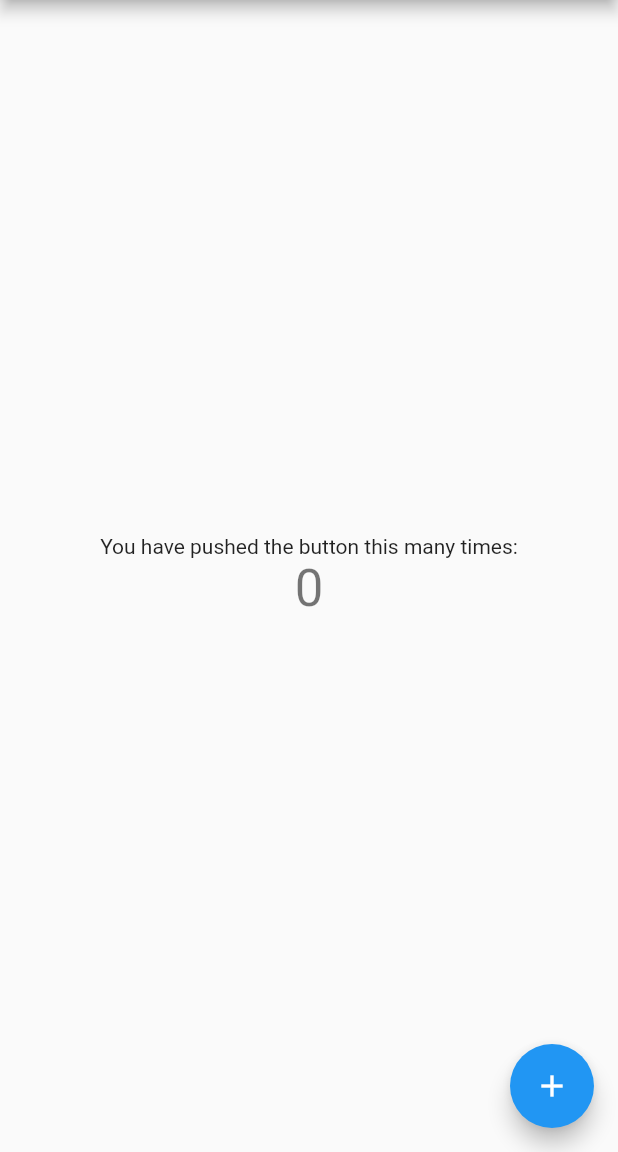
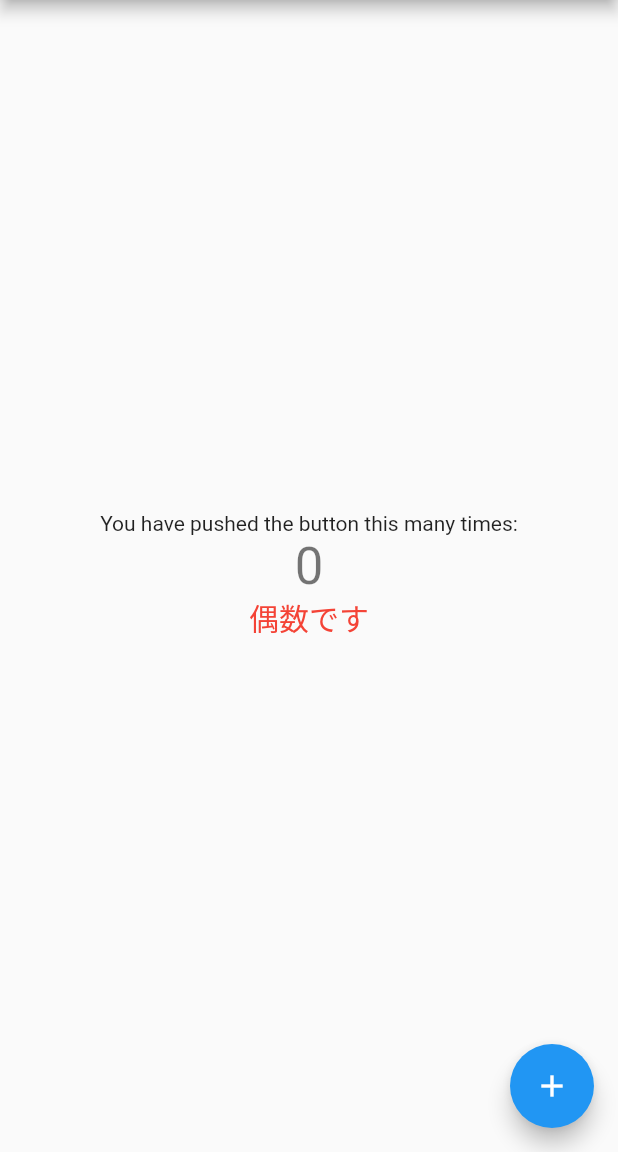
Before and after one commit to adShoheiTerashima/flutter-hello-world, a Flutter app: the screen it shows after launch, on a phone screen of 412 x 824 dp, the part 84-1236 px from its top. Run offline on Flutter 3.47's test engine with Material 2 defaults, Android fonts, the phone set to English and light mode, and no system bars.

Commit message:
add: setstate

```diff
--- a/lib/main.dart
+++ b/lib/main.dart
@@ -49,14 +49,10 @@ class MyHomePage extends StatefulWidget {
 
 class _MyHomePageState extends State<MyHomePage> {
   int _counter = 0;
+  // String _type = "偶数";
 
   void _incrementCounter() {
     setState(() {
-      // This call to setState tells the Flutter framework that something has
-      // changed in this State, which causes it to rerun the build method below
-      // so that the display can reflect the updated values. If we changed
-      // _counter without calling setState(), then the build method would not be
-      // called again, and so nothing would appear to happen.
       _counter++;
     });
   }
@@ -102,6 +98,14 @@ class _MyHomePageState extends State<MyHomePage> {
               '$_counter',
               style: Theme.of(context).textTheme.headline4,
             ),
+            // Text(_type,
+            //     style: const TextStyle(fontSize: 20, color: Colors.red)),
+            if (_counter % 2 == 0)
+              const Text("偶数です",
+                  style: TextStyle(fontSize: 20, color: Colors.red)),
+            if (_counter % 2 == 1)
+              const Text("奇数です",
+                  style: TextStyle(fontSize: 20, color: Colors.red))
           ],
         ),
       ),
```
